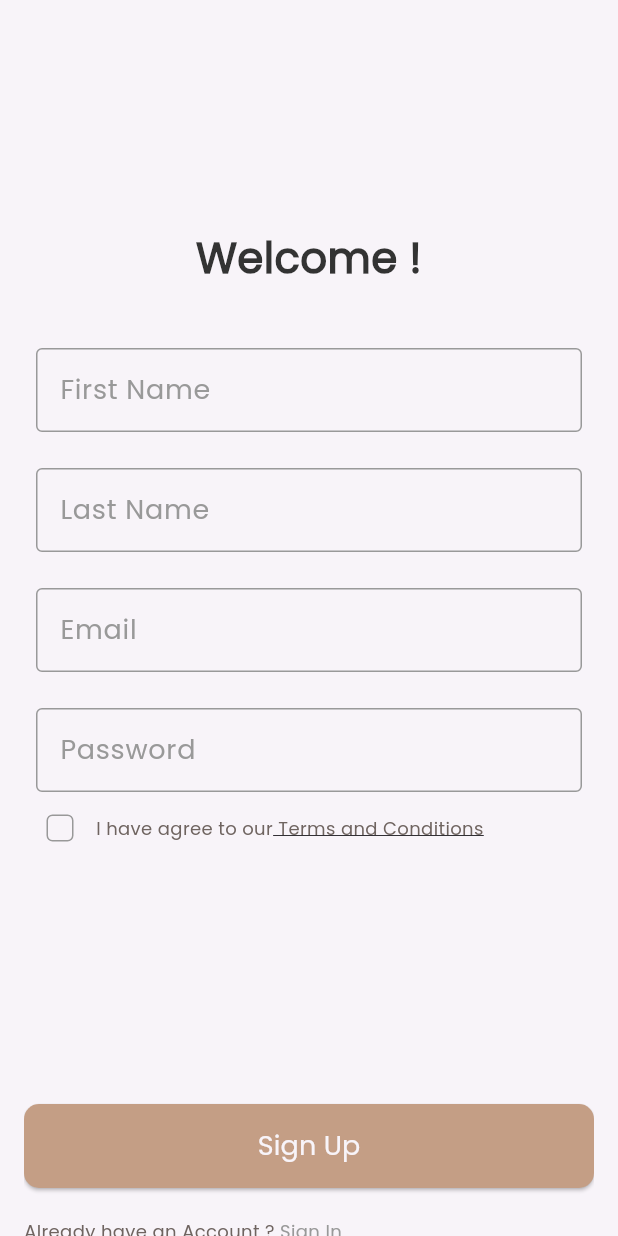
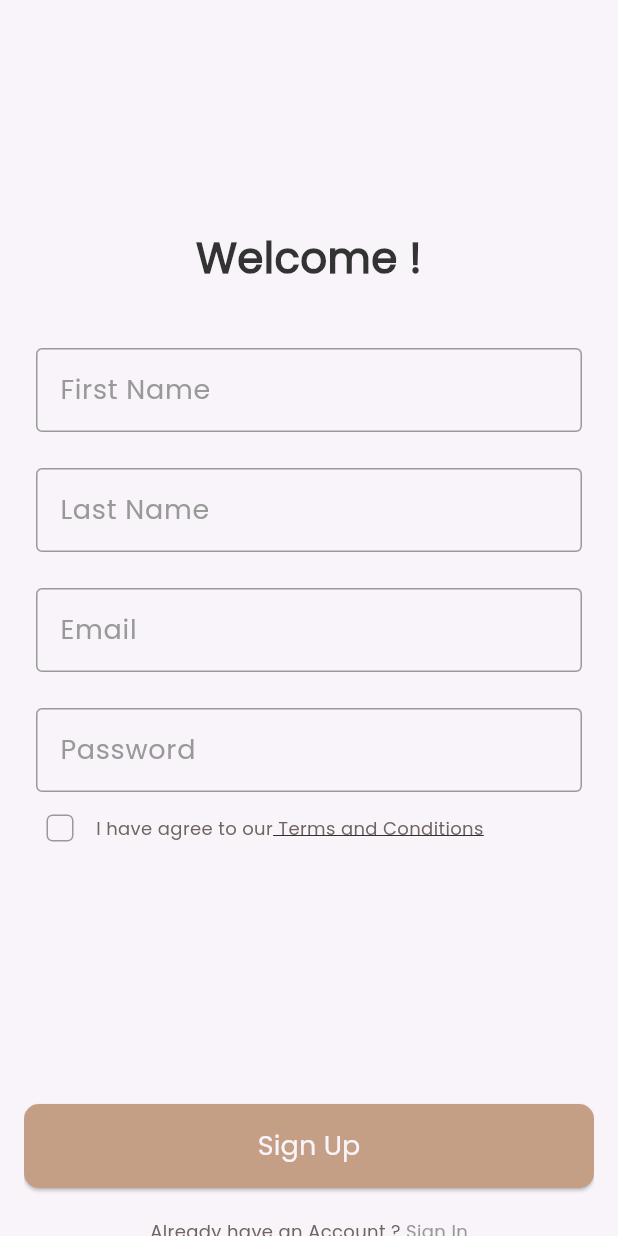
Before and after one commit to AlaaElkhamisy/Dalel, a Flutter app: the SignUp screen opened by its route, on a phone screen of 412 x 824 dp. Run offline on Flutter 3.47's test engine with Material 3 defaults, Android fonts, the phone set to English and light mode, and no system bars; our stand-ins replace get_it, go_router, shared_preferences, smooth_page_indicator; accounts and stored records are empty.

Commit message:
have an account

```diff
--- a/lib/features/auth/presentation/widgets/haveAnAccount.dart
+++ b/lib/features/auth/presentation/widgets/haveAnAccount.dart
@@ -8,7 +8,8 @@ class HaveAnAccount extends StatelessWidget {
   final String text2;
   @override
   Widget build(BuildContext context) {
-    return Text.rich(TextSpan(children: [
+    return Align(
+      child: Text.rich(TextSpan(children: [
         TextSpan(
             text: text1,
             style: CustomTextStyles.poppins400style12.copyWith(
@@ -18,6 +19,7 @@ class HaveAnAccount extends StatelessWidget {
             text: text2,
             style: CustomTextStyles.poppins400style12
                 .copyWith(color: AppColors.grey_color))
-    ]));
+      ])),
+    );
   }
 }
```
Lines whose indentation alone changed are shown as unchanged.
